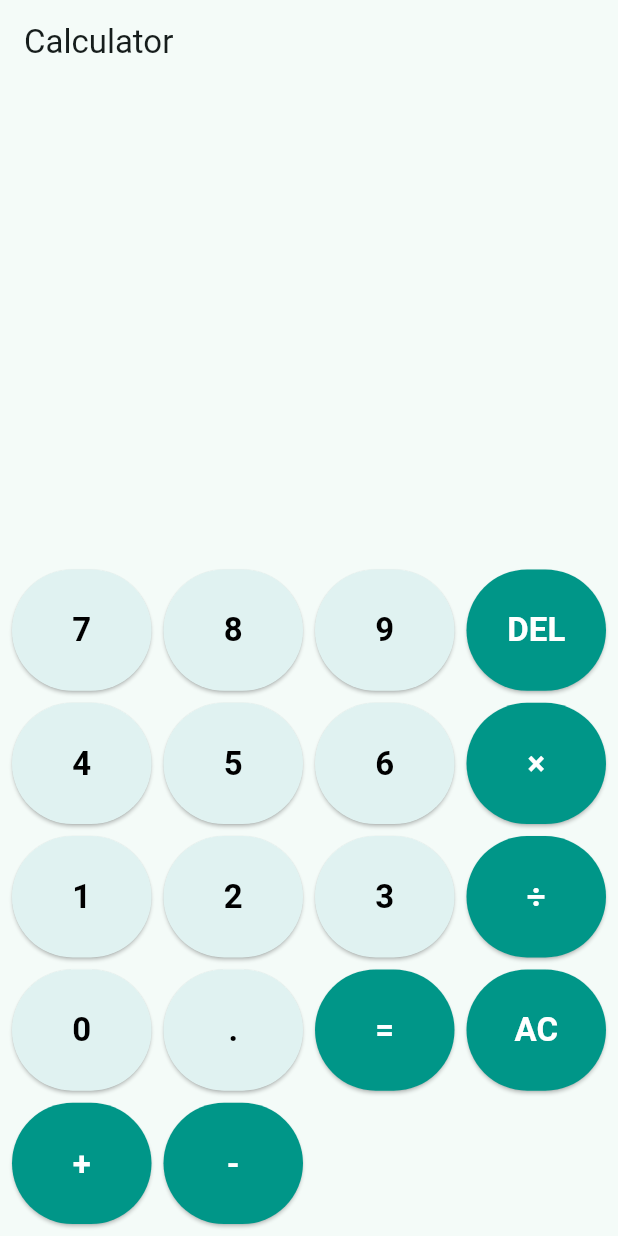
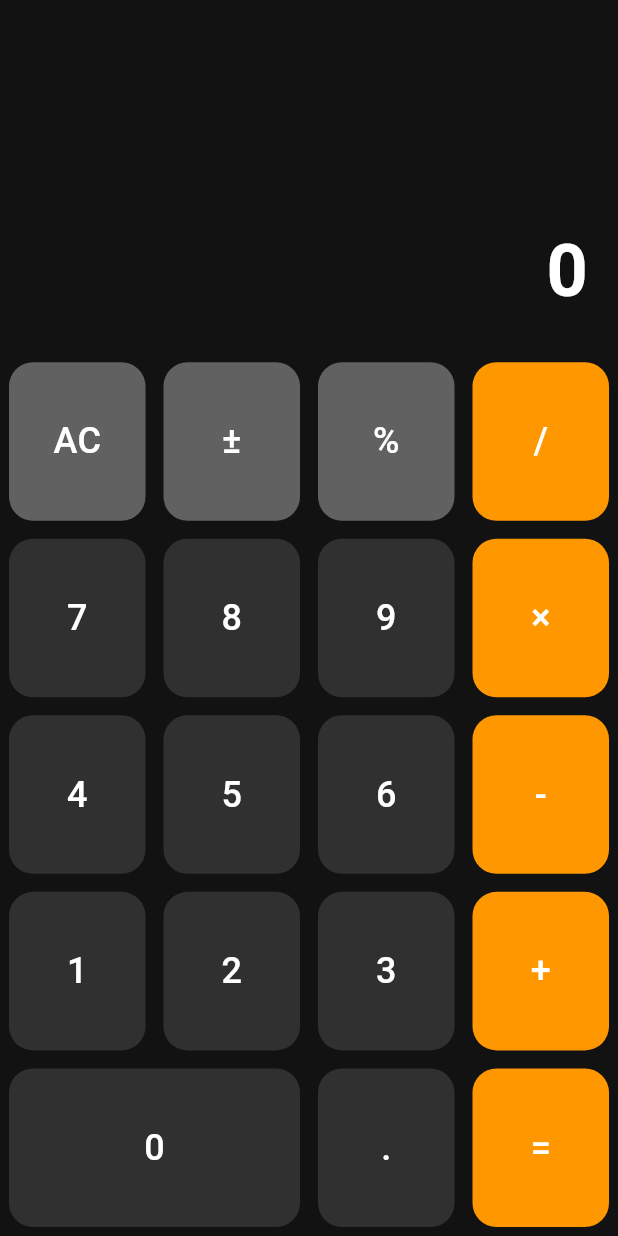
Before and after one commit to crazynoob1566/my_flutter_app, a Flutter app: the screen it shows after launch, on a phone screen of 412 x 824 dp. Run offline on Flutter 3.47's test engine with Material 3 defaults, Android fonts, the phone set to English and light mode, and no system bars; our stand-ins replace image_picker, photo_view, shared_preferences.

Commit message:
Новый дизайн главного экрана калькулятора

```diff
--- a/lib/main.dart
+++ b/lib/main.dart
@@ -1,18 +1,17 @@
 import 'package:flutter/material.dart';
-import 'package:math_expressions/math_expressions.dart';
-import 'photo_safe_screen.dart';
 
-void main() => runApp(const SecretCalculatorApp());
+void main() => runApp(const CalculatorApp());
 
-class SecretCalculatorApp extends StatelessWidget {
-  const SecretCalculatorApp({super.key});
+class CalculatorApp extends StatelessWidget {
+  const CalculatorApp({super.key});
 
   @override
   Widget build(BuildContext context) {
     return MaterialApp(
-      title: 'Secret Calculator',
       debugShowCheckedModeBanner: false,
-      theme: ThemeData(useMaterial3: true, colorSchemeSeed: Colors.teal),
+      theme: ThemeData.dark().copyWith(
+        scaffoldBackgroundColor: const Color(0xFF121212),
+      ),
       home: const CalculatorScreen(),
     );
   }
@@ -26,154 +25,137 @@ class CalculatorScreen extends StatefulWidget {
 }
 
 class _CalculatorScreenState extends State<CalculatorScreen> {
-  String input = '';
-  String result = '';
-  final String secretCode = '55555';
-
-  String _normalize(String expr) {
-    return expr.replaceAll('×', '*').replaceAll('÷', '/');
-  }
-
-  String _evaluate(String expr) {
-    try {
-      if (expr.isEmpty) return '';
-      final parsed = Parser().parse(_normalize(expr));
-      final value = parsed.evaluate(EvaluationType.REAL, ContextModel());
-      final isInt = (value - value.roundToDouble()).abs() < 1e-9;
-      return isInt ? value.toInt().toString() : value.toString();
-    } catch (_) {
-      return 'Ошибка';
-    }
-  }
+  String expression = '';
+  String result = '0';
 
   void _onButtonPressed(String value) {
     setState(() {
       if (value == 'AC') {
-        input = '';
-        result = '';
-        return;
+        expression = '';
+        result = '0';
+      } else if (value == '=') {
+        // Здесь будет логика вычислений
+        try {
+          // Пример: просто выводим выражение как результат
+          result = expression;
+        } catch (e) {
+          result = 'Ошибка';
         }
-      if (value == 'DEL') {
-        if (input.isNotEmpty) input = input.substring(0, input.length - 1);
-        return;
+      } else {
+        expression += value;
       }
-      if (value == '=') {
-        result = _evaluate(input);
-        return;
+    });
   }
 
-      // защита от двух операторов подряд
-      final ops = ['+', '-', '×', '÷'];
-      if (ops.contains(value)) {
-        if (input.isEmpty) return;
-        if (ops.contains(input.characters.last)) {
-          input = input.substring(0, input.length - 1) + value;
-          return;
-        }
-      }
-
-      input += value;
-
-      if (input.endsWith(secretCode)) {
-        input = '';
-        result = '';
-        Navigator.push(
-          context,
-          MaterialPageRoute(builder: (_) => PhotoSafeScreen()),
+  Widget _buildButton(
+    String text, {
+    Color? color,
+    Color? textColor,
+    double fontSize = 24,
+    int flex = 1,
+  }) {
+    return Expanded(
+      flex: flex,
+      child: GestureDetector(
+        onTap: () => _onButtonPressed(text),
+        child: Container(
+          margin: const EdgeInsets.all(6),
+          decoration: BoxDecoration(
+            color: color ?? Colors.grey[850],
+            borderRadius: BorderRadius.circular(16),
+          ),
+          child: Center(
+            child: Text(
+              text,
+              style: TextStyle(
+                fontSize: fontSize,
+                color: textColor ?? Colors.white,
+                fontWeight: FontWeight.w500,
+              ),
+            ),
+          ),
+        ),
+      ),
     );
-      }
-    });
   }
 
   @override
   Widget build(BuildContext context) {
     final buttons = [
-      '7', '8', '9', 'DEL',
-      '4', '5', '6', '×',
-      '1', '2', '3', '÷',
-      '0', '.', '=', 'AC',
-      '+', '-', // вынесем вниз, можно переставить как удобно
+      ['AC', '±', '%', '/'],
+      ['7', '8', '9', '×'],
+      ['4', '5', '6', '-'],
+      ['1', '2', '3', '+'],
+      ['0', '.', '='],
     ];
 
     return Scaffold(
-      appBar: AppBar(title: const Text('Calculator')),
-      body: Column(
+      body: SafeArea(
+        child: Column(
           children: [
+            // Дисплей
             Expanded(
+              flex: 2,
               child: Container(
-              padding: const EdgeInsets.all(24),
+                padding: const EdgeInsets.all(20),
                 alignment: Alignment.bottomRight,
                 child: Column(
                   mainAxisAlignment: MainAxisAlignment.end,
                   crossAxisAlignment: CrossAxisAlignment.end,
                   children: [
-                  Text(input, style: const TextStyle(fontSize: 32)),
-                  const SizedBox(height: 8),
+                    Text(
+                      expression,
+                      style: const TextStyle(
+                        fontSize: 28,
+                        color: Colors.white70,
+                      ),
+                    ),
+                    const SizedBox(height: 10),
                     Text(
                       result,
                       style: const TextStyle(
-                      fontSize: 44,
+                        fontSize: 48,
                         fontWeight: FontWeight.bold,
+                        color: Colors.white,
                       ),
                     ),
                   ],
                 ),
               ),
             ),
-          GridView.builder(
-            padding: const EdgeInsets.all(8),
-            shrinkWrap: true,
-            gridDelegate: const SliverGridDelegateWithFixedCrossAxisCount(
-              crossAxisCount: 4,
-              childAspectRatio: 1.15,
-              crossAxisSpacing: 8,
-              mainAxisSpacing: 8,
+            // Кнопки
+            Expanded(
+              flex: 5,
+              child: Column(
+                children: buttons.map((row) {
+                  return Expanded(
+                    child: Row(
+                      children: row.map((btn) {
+                        final isOperator = [
+                          '/',
+                          '×',
+                          '-',
+                          '+',
+                          '=',
+                        ].contains(btn);
+                        final isSpecial = ['AC', '±', '%'].contains(btn);
+                        return _buildButton(
+                          btn,
+                          flex: btn == '0' ? 2 : 1,
+                          color: isOperator
+                              ? Colors.orange
+                              : isSpecial
+                              ? Colors.grey[700]
+                              : Colors.grey[850],
+                          textColor: Colors.white,
+                        );
+                      }).toList(),
                     ),
-            itemCount: buttons.length,
-            itemBuilder: (context, index) {
-              final label = buttons[index];
-              final isOp = [
-                '+',
-                '-',
-                '×',
-                '÷',
-                '=',
-                'AC',
-                'DEL',
-              ].contains(label);
-              return ElevatedButton(
-                onPressed: () => _onButtonPressed(label),
-                style: ElevatedButton.styleFrom(
-                  backgroundColor: isOp ? Colors.teal : Colors.teal.shade50,
-                  foregroundColor: isOp ? Colors.white : Colors.black,
-                ),
-                child: Text(
-                  label,
-                  style: const TextStyle(
-                    fontSize: 22,
-                    fontWeight: FontWeight.w600,
+                  );
+                }).toList(),
               ),
             ),
-              );
-            },
-          ),
           ],
-      ),
-    );
-  }
-}
-
-class SecretScreen extends StatelessWidget {
-  const SecretScreen({super.key});
-
-  @override
-  Widget build(BuildContext context) {
-    return Scaffold(
-      appBar: AppBar(title: const Text('Secret Area')),
-      body: const Center(
-        child: Text(
-          '🔒 Секретный раздел (сюда добавим биометрию)',
-          style: TextStyle(fontSize: 22),
         ),
       ),
     );
```
Lines whose indentation alone changed are shown as unchanged.
